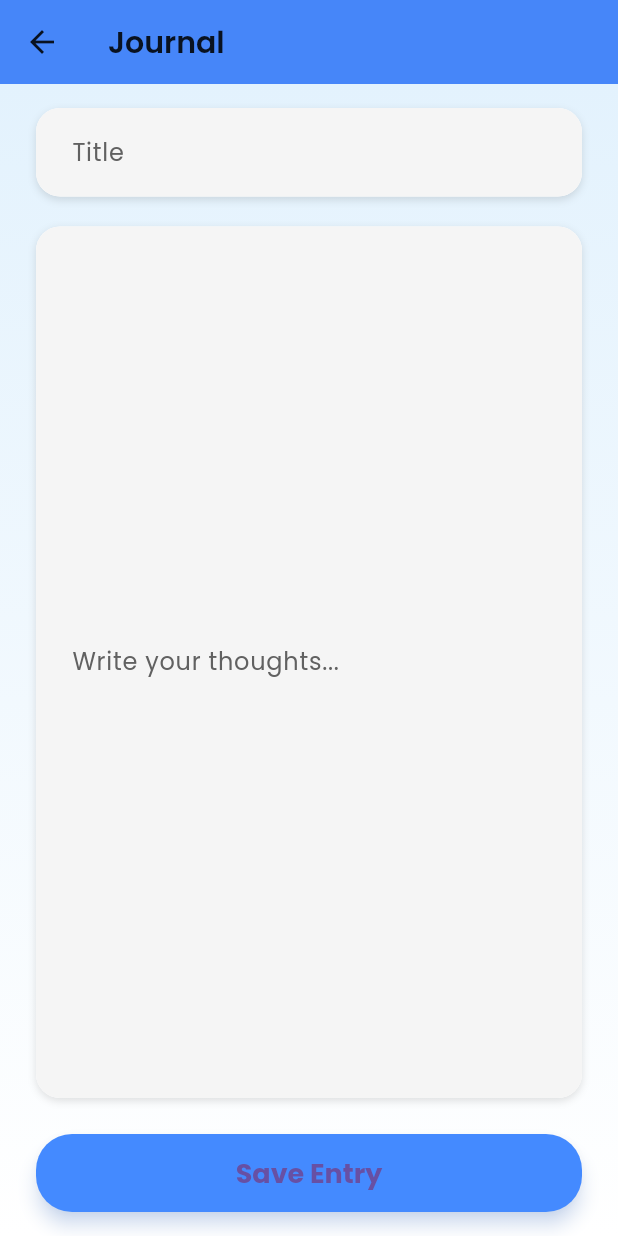
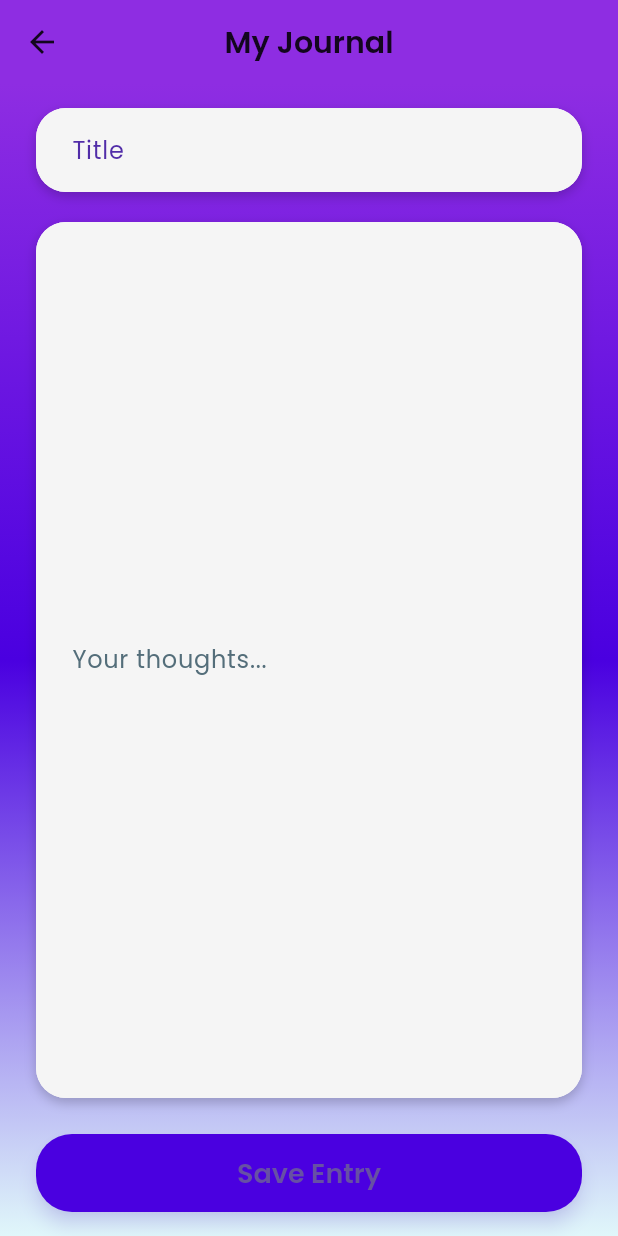
Before and after one commit to Titus-30/student-wellness-app, a Flutter app: the screen it shows once a user with an empty profile is signed in, after a tap on "Journal", on a phone screen of 412 x 824 dp. Run offline on Flutter 3.47's test engine with Material 3 defaults, Android fonts, the phone set to English and light mode, and no system bars; our stand-ins replace cloud_firestore, firebase_auth, firebase_core, flutter_local_notifications, google_fonts, image_picker and 2 more; accounts and stored records are empty; network calls fail.

Commit message:
Initial commit

```diff
--- a/lib/screens/auth/login_screen.dart
+++ b/lib/screens/auth/login_screen.dart
@@ -11,9 +11,9 @@ class LoginScreen extends StatelessWidget {
       body: Container(
         decoration: const BoxDecoration(
           gradient: LinearGradient(
-            colors: [Color(0xFF667EEA), Color(0xFF64B6FF)],
-            begin: Alignment.topLeft,
-            end: Alignment.bottomRight,
+            colors: [Color(0xFF0F2027), Color(0xFF2C5364)],
+            begin: Alignment.topCenter,
+            end: Alignment.bottomCenter,
           ),
         ),
         child: Center(
@@ -22,12 +22,12 @@ class LoginScreen extends StatelessWidget {
               margin: const EdgeInsets.symmetric(horizontal: 30),
               padding: const EdgeInsets.all(30),
               decoration: BoxDecoration(
-                color: Colors.white.withOpacity(0.9),
+                color: Colors.white.withOpacity(0.95),
                 borderRadius: BorderRadius.circular(25),
                 boxShadow: [
                   BoxShadow(
-                    color: Colors.black.withOpacity(0.2),
-                    blurRadius: 20,
+                    color: Colors.black26,
+                    blurRadius: 15,
                     offset: const Offset(0, 10),
                   ),
                 ],
@@ -35,62 +35,60 @@ class LoginScreen extends StatelessWidget {
               child: Column(
                 mainAxisSize: MainAxisSize.min,
                 children: [
-                  // Avatar Icon
                   Container(
-                    padding: const EdgeInsets.all(20),
+                    padding: const EdgeInsets.all(18),
                     decoration: BoxDecoration(
-                      color: const Color(0xFF64B6FF).withOpacity(0.3),
+                      gradient: const LinearGradient(
+                        colors: [Color(0xFF36D1DC), Color(0xFF5B86E5)],
+                      ),
                       shape: BoxShape.circle,
                     ),
                     child: const Icon(
-                      Icons.lock_outline,
+                      Icons.lock_open_rounded,
                       size: 60,
-                      color: Color(0xFF4A90E2),
+                      color: Colors.white,
                     ),
                   ),
                   const SizedBox(height: 25),
 
-                  // Title
                   const Text(
-                    'Welcome Back',
+                    'Welcome to WellNest',
                     style: TextStyle(
-                      fontSize: 28,
+                      fontSize: 26,
                       fontWeight: FontWeight.bold,
-                      color: Color(0xFF333333),
+                      color: Color(0xFF222222),
                     ),
                   ),
-                  const SizedBox(height: 8),
+                  const SizedBox(height: 10),
 
-                  // Subtitle
                   const Text(
-                    'Sign in anonymously to get started',
+                    'Log in anonymously to access wellness tools and peer support.',
                     style: TextStyle(
                       fontSize: 16,
-                      color: Color(0xFF666666),
+                      color: Color(0xFF555555),
                     ),
                     textAlign: TextAlign.center,
                   ),
                   const SizedBox(height: 30),
 
-                  // Login Button
                   ElevatedButton(
                     style: ElevatedButton.styleFrom(
+                      backgroundColor: const Color(0xFF36D1DC),
+                      foregroundColor: Colors.white,
                       padding: const EdgeInsets.symmetric(horizontal: 50, vertical: 15),
                       shape: RoundedRectangleBorder(
                         borderRadius: BorderRadius.circular(30),
                       ),
-                      elevation: 10,
-                      backgroundColor: const Color(0xFF4A90E2),
+                      elevation: 8,
                       shadowColor: Colors.black54,
                       textStyle: const TextStyle(
                         fontSize: 18,
-                        fontWeight: FontWeight.bold,
-                        letterSpacing: 1.2,
+                        fontWeight: FontWeight.w600,
                       ),
                     ),
                     onPressed: () =>
                         Provider.of<AuthProvider>(context, listen: false).signInAnonymously(),
-                    child: const Text('Login Anonymously'),
+                    child: const Text('Log In Anonymously'),
                   ),
                 ],
               ),
--- a/lib/screens/home_screen.dart
+++ b/lib/screens/home_screen.dart
@@ -20,21 +20,21 @@ class HomeScreen extends StatelessWidget {
         backgroundColor: Colors.transparent,
         actions: [
           IconButton(
-            icon: const Icon(Icons.chat),
+            icon: const Icon(Icons.chat_bubble_outline),
             onPressed: () => Navigator.push(
               context,
               MaterialPageRoute(builder: (context) => const ChatListScreen()),
             ),
           ),
           Padding(
-            padding: const EdgeInsets.only(right: 8.0),
+            padding: const EdgeInsets.only(right: 10.0),
             child: GestureDetector(
               onTap: () => Navigator.push(
                 context,
                 MaterialPageRoute(builder: (context) => const ProfileScreen()),
               ),
               child: const CircleAvatar(
-                backgroundColor: Colors.blueAccent,
+                backgroundColor: Color(0xFF7E57C2),
                 child: Icon(Icons.person, color: Colors.white),
               ),
             ),
@@ -50,13 +50,13 @@ class HomeScreen extends StatelessWidget {
             child: Column(
               crossAxisAlignment: CrossAxisAlignment.start,
               children: [
-                // Gradient header with greeting
+                // Gradient Header
                 Container(
                   width: double.infinity,
                   padding: const EdgeInsets.fromLTRB(24, 80, 24, 32),
                   decoration: const BoxDecoration(
                     gradient: LinearGradient(
-                      colors: [Color(0xFF6DC8F3), Color(0xFF73A1F9)],
+                      colors: [Color(0xFF00BFA5), Color(0xFF7E57C2)],
                       begin: Alignment.topLeft,
                       end: Alignment.bottomRight,
                     ),
@@ -88,7 +88,8 @@ class HomeScreen extends StatelessWidget {
                   ),
                 ),
                 const SizedBox(height: 24),
-                // Quick Actions Grid
+
+                // Quick Action Grid
                 Padding(
                   padding: const EdgeInsets.symmetric(horizontal: 16.0),
                   child: GridView.count(
@@ -97,7 +98,7 @@ class HomeScreen extends StatelessWidget {
                     physics: const NeverScrollableScrollPhysics(),
                     mainAxisSpacing: 16,
                     crossAxisSpacing: 16,
-                    childAspectRatio: 1.2,
+                    childAspectRatio: 1.15,
                     children: [
                       _QuickActionCard(
                         icon: Icons.emoji_emotions,
@@ -109,7 +110,7 @@ class HomeScreen extends StatelessWidget {
                         ),
                       ),
                       _QuickActionCard(
-                        icon: Icons.book,
+                        icon: Icons.book_rounded,
                         label: 'Journal',
                         color: Colors.green,
                         onTap: () => Navigator.push(
@@ -120,16 +121,16 @@ class HomeScreen extends StatelessWidget {
                       _QuickActionCard(
                         icon: Icons.self_improvement,
                         label: 'Meditation',
-                        color: Colors.blue,
+                        color: Colors.teal,
                         onTap: () => Navigator.push(
                           context,
                           MaterialPageRoute(builder: (context) => MeditationScreen()),
                         ),
                       ),
                       _QuickActionCard(
-                        icon: Icons.chat_bubble_outline,
+                        icon: Icons.group,
                         label: 'Peer Chat',
-                        color: Colors.purple,
+                        color: Colors.deepPurple,
                         onTap: () => Navigator.push(
                           context,
                           MaterialPageRoute(builder: (context) => const ChatListScreen()),
@@ -139,7 +140,8 @@ class HomeScreen extends StatelessWidget {
                   ),
                 ),
                 const SizedBox(height: 32),
-                // Featured Meditation
+
+                // Featured Meditation Section
                 Padding(
                   padding: const EdgeInsets.symmetric(horizontal: 20.0),
                   child: Text(
@@ -152,7 +154,6 @@ class HomeScreen extends StatelessWidget {
                   padding: const EdgeInsets.symmetric(horizontal: 16.0),
                   child: _FeaturedMeditationCard(),
                 ),
-                const SizedBox(height: 32),
               ],
             ),
           ),
@@ -193,7 +194,7 @@ class _QuickActionCard extends StatelessWidget {
                 radius: 28,
                 child: Icon(icon, color: color, size: 32),
               ),
-              const SizedBox(height: 16),
+              const SizedBox(height: 14),
               Text(
                 label,
                 style: Theme.of(context).textTheme.titleMedium?.copyWith(
@@ -230,11 +231,11 @@ class _FeaturedMeditationCard extends StatelessWidget {
             children: [
               Container(
                 decoration: BoxDecoration(
-                  color: Colors.blue[100],
+                  color: Colors.teal[100],
                   borderRadius: BorderRadius.circular(12),
                 ),
                 padding: const EdgeInsets.all(16),
-                child: const Icon(Icons.self_improvement, size: 40, color: Colors.blue),
+                child: const Icon(Icons.self_improvement, size: 40, color: Colors.teal),
               ),
               const SizedBox(width: 20),
               Expanded(
@@ -243,7 +244,9 @@ class _FeaturedMeditationCard extends StatelessWidget {
                   children: [
                     Text(
                       '5-Minute Calm',
-                      style: Theme.of(context).textTheme.titleMedium?.copyWith(fontWeight: FontWeight.bold),
+                      style: Theme.of(context).textTheme.titleMedium?.copyWith(
+                        fontWeight: FontWeight.bold,
+                      ),
                     ),
                     const SizedBox(height: 6),
                     Text(
@@ -253,7 +256,7 @@ class _FeaturedMeditationCard extends StatelessWidget {
                   ],
                 ),
               ),
-              const Icon(Icons.chevron_right, color: Colors.blue),
+              const Icon(Icons.chevron_right, color: Colors.teal),
             ],
           ),
         ),
--- a/lib/screens/journal_screen.dart
+++ b/lib/screens/journal_screen.dart
@@ -30,14 +30,19 @@ class _JournalScreenState extends State<JournalScreen> {
       onTap: () => FocusScope.of(context).unfocus(),
       child: Scaffold(
         appBar: AppBar(
-          title: const Text('Journal'),
-          elevation: 2,
-          backgroundColor: theme.primaryColor,
+          title: const Text('My Journal'),
+          elevation: 0,
+          backgroundColor: const Color(0xFF8E2DE2), // Purple gradient top color
+          centerTitle: true,
         ),
         body: Container(
-          decoration: BoxDecoration(
+          decoration: const BoxDecoration(
             gradient: LinearGradient(
-              colors: [Colors.blue.shade50, Colors.white],
+              colors: [
+                Color(0xFF8E2DE2), // purple
+                Color(0xFF4A00E0), // deep blue
+                Color(0xFFE0F7FA), // light cyan
+              ],
               begin: Alignment.topCenter,
               end: Alignment.bottomCenter,
             ),
@@ -45,16 +50,16 @@ class _JournalScreenState extends State<JournalScreen> {
           padding: const EdgeInsets.symmetric(horizontal: 24, vertical: 16),
           child: Column(
             children: [
-              // Title input with shadow container
+              // Title input
               Container(
                 decoration: BoxDecoration(
-                  color: Colors.white,
-                  borderRadius: BorderRadius.circular(16),
-                  boxShadow: const [
+                  color: Colors.white.withOpacity(0.95),
+                  borderRadius: BorderRadius.circular(20),
+                  boxShadow: [
                     BoxShadow(
-                      color: Colors.black12,
-                      blurRadius: 4,
-                      offset: Offset(0, 2),
+                      color: Colors.black12.withOpacity(0.2),
+                      blurRadius: 6,
+                      offset: const Offset(0, 3),
                     ),
                   ],
                 ),
@@ -62,40 +67,43 @@ class _JournalScreenState extends State<JournalScreen> {
                   controller: _titleController,
                   decoration: InputDecoration(
                     labelText: 'Title',
-                    hintText: 'Enter a title for your entry',
+                    hintText: 'Today’s headline thought...',
+                    labelStyle: TextStyle(color: Colors.deepPurple.shade700),
                     border: OutlineInputBorder(
-                      borderRadius: BorderRadius.circular(16),
+                      borderRadius: BorderRadius.circular(20),
                       borderSide: BorderSide.none,
                     ),
                     contentPadding: const EdgeInsets.symmetric(horizontal: 20, vertical: 16),
                   ),
-                  style: theme.textTheme.titleMedium,
+                  style: const TextStyle(fontSize: 16, fontWeight: FontWeight.w500),
                   textInputAction: TextInputAction.next,
                   keyboardType: TextInputType.text,
                 ),
               ),
               const SizedBox(height: 20),
-              // Content input with shadow container
+
+              // Content input
               Expanded(
                 child: Container(
                   decoration: BoxDecoration(
-                    color: Colors.white,
-                    borderRadius: BorderRadius.circular(16),
-                    boxShadow: const [
+                    color: Colors.white.withOpacity(0.95),
+                    borderRadius: BorderRadius.circular(20),
+                    boxShadow: [
                       BoxShadow(
-                        color: Colors.black12,
-                        blurRadius: 4,
-                        offset: Offset(0, 2),
+                        color: Colors.black12.withOpacity(0.2),
+                        blurRadius: 6,
+                        offset: const Offset(0, 3),
                       ),
                     ],
                   ),
                   child: TextField(
                     controller: _contentController,
                     decoration: InputDecoration(
-                      labelText: 'Write your thoughts...',
-                      hintText: 'What\'s on your mind today?',
+                      labelText: 'Your thoughts...',
+                      hintText: 'Reflect on your day or feelings here...',
+                      labelStyle: TextStyle(color: Colors.blueGrey.shade600),
                       border: OutlineInputBorder(
-                        borderRadius: BorderRadius.circular(16),
+                        borderRadius: BorderRadius.circular(20),
                         borderSide: BorderSide.none,
                       ),
                       contentPadding: const EdgeInsets.symmetric(horizontal: 20, vertical: 20),
@@ -104,26 +112,28 @@ class _JournalScreenState extends State<JournalScreen> {
                     maxLines: null,
                     expands: true,
                     keyboardType: TextInputType.multiline,
-                    style: theme.textTheme.bodyMedium,
+                    style: const TextStyle(fontSize: 15, height: 1.6),
                   ),
                 ),
               ),
               const SizedBox(height: 24),
+
+              // Save Button
               SizedBox(
                 width: double.infinity,
                 height: 52,
                 child: ElevatedButton(
                   style: ElevatedButton.styleFrom(
                     shape: RoundedRectangleBorder(borderRadius: BorderRadius.circular(24)),
-                    backgroundColor: theme.primaryColor,
+                    backgroundColor: const Color(0xFF4A00E0),
                     elevation: 5,
-                    shadowColor: theme.primaryColor.withOpacity(0.4),
+                    shadowColor: Colors.deepPurpleAccent.withOpacity(0.3),
                   ),
                   onPressed: () {
                     if (_titleController.text.isNotEmpty && _contentController.text.isNotEmpty) {
                       final entry = JournalEntry(
                         id: DateTime.now().toString(),
-                        userId: 'Titus Mucyo', // Replace with actual user id
+                        userId: 'Titus Mucyo', // Replace with dynamic user ID if using Firebase Auth
                         date: DateTime.now(),
                         title: _titleController.text,
                         content: _contentController.text,
@@ -139,7 +149,7 @@ class _JournalScreenState extends State<JournalScreen> {
                   },
                   child: const Text(
                     'Save Entry',
-                    style: TextStyle(fontSize: 18, fontWeight: FontWeight.bold),
+                    style: TextStyle(fontSize: 18, fontWeight: FontWeight.w600),
                   ),
                 ),
               ),
--- a/lib/screens/meditation_screen.dart
+++ b/lib/screens/meditation_screen.dart
@@ -66,7 +66,7 @@ class MeditationScreen extends StatelessWidget {
 
             // User Greeting
             Text(
-              'Welcome Back\nTitus Mucyo!',
+              'Welcome Back\nGretta Varria!',
               style: theme.textTheme.headlineMedium?.copyWith(
                 fontWeight: FontWeight.bold,
                 height: 1.2,
```
Also changed, not shown: lib/screens/chat/chat_list_screen.dart (+24 -18 lines), lib/screens/chat/chat_screen.dart (+21 -16 lines), lib/screens/emergency_protocol_screen.dart (+27 -18 lines), lib/screens/emergency_screen.dart (+47 -32 lines), lib/screens/mood_screen.dart (+30 -2 lines).
